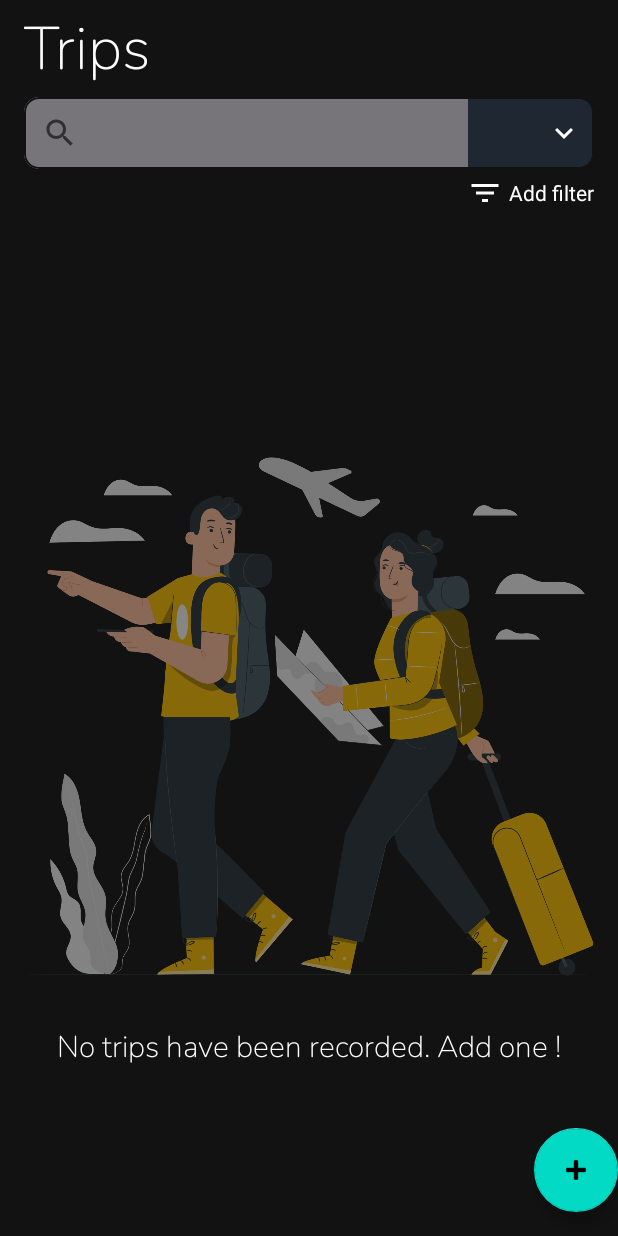
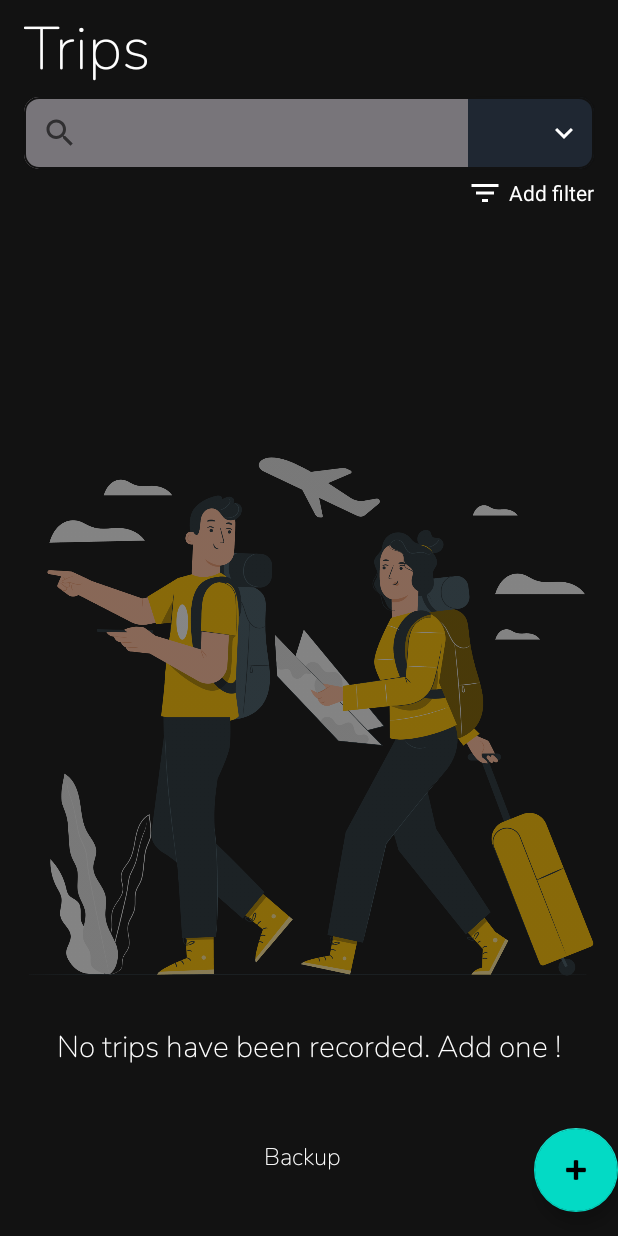
Before and after one commit to trungkien2509/trip-management, an Android app: the screen it shows after launch (MainActivity), on a phone screen of 412 x 824 dp. Run offline under Robolectric (Android 15) with nearby library versions, the phone set to English and light mode, and no system bars; our stand-ins replace Firebase (no records; nobody signed in at launch, a user with empty details on screens opened directly).

Commit message:
Done- Uploading on Cloud Base

```diff
--- a/app/build.gradle
+++ b/app/build.gradle
@@ -1,5 +1,6 @@
 plugins {
     id 'com.android.application'
+    id 'com.google.gms.google-services'
 }
 
 android {
@@ -34,6 +35,7 @@ dependencies {
     implementation 'androidx.appcompat:appcompat:1.4.2'
     implementation 'com.google.android.material:material:1.6.1'
     implementation 'androidx.constraintlayout:constraintlayout:2.1.4'
+    implementation 'com.google.firebase:firebase-firestore:24.4.0'
     testImplementation 'junit:junit:4.13.2'
     androidTestImplementation 'androidx.test.ext:junit:1.1.3'
     androidTestImplementation 'androidx.test.espresso:espresso-core:3.4.0'
--- a/app/src/main/res/layout/activity_main.xml
+++ b/app/src/main/res/layout/activity_main.xml
@@ -137,5 +137,18 @@
         app:layout_constraintStart_toStartOf="@id/trip_list_rv"
         app:layout_constraintTop_toBottomOf="@id/trip_list_rv" />
 
+    <TextView
+        android:id="@+id/tv_backup_all"
+        android:layout_width="wrap_content"
+        android:layout_height="wrap_content"
+        android:layout_marginStart="160dp"
+        android:layout_marginTop="16dp"
+        android:fontFamily="@font/nunito_variablefont_wght"
+        android:text="@string/backup_all"
+        android:textColor="@color/white"
+        android:textSize="16sp"
+        app:layout_constraintStart_toStartOf="@id/trip_list_rv"
+        app:layout_constraintTop_toBottomOf="@id/trip_list_rv" />
+
 
 </androidx.constraintlayout.widget.ConstraintLayout>
--- a/app/src/main/res/values/strings.xml
+++ b/app/src/main/res/values/strings.xml
@@ -70,4 +70,13 @@
     <string name="triptype">Trip type ?</string>
     <string name="inbound">Inbound</string>
     <string name="outbound">Outbound</string>
+
+    <string name="backup_all">Backup </string>
+    <string name="backup_all_trips">Backup all the trips</string>
+    <string name="backup_success">Successfully Backup</string>
+    <string name="backup_fail">Backup Failed</string>
+    <string name="label_backup_firestore">Doing Backup</string>
+    <string name="confirm_backup_all_trips">Are you sure you want to back up all the trips?</string>
+
+
 </resources>
--- a/build.gradle
+++ b/build.gradle
@@ -1,4 +1,8 @@
-// Top-level build file where you can add configuration options common to all sub-projects/modules.
+buildscript {
+    dependencies {
+        classpath 'com.google.gms:google-services:4.3.14'
+    }
+}// Top-level build file where you can add configuration options common to all sub-projects/modules.
 plugins {
     id 'com.android.application' version '7.2.1' apply false
     id 'com.android.library' version '7.2.1' apply false
```
Also changed, not shown: app/src/main/java/com/example/tripmanagement/MainActivity.java (+59 -2 lines), app/src/main/java/com/example/tripmanagement/dao/ExpenseDao.java (+26 -0 lines).
